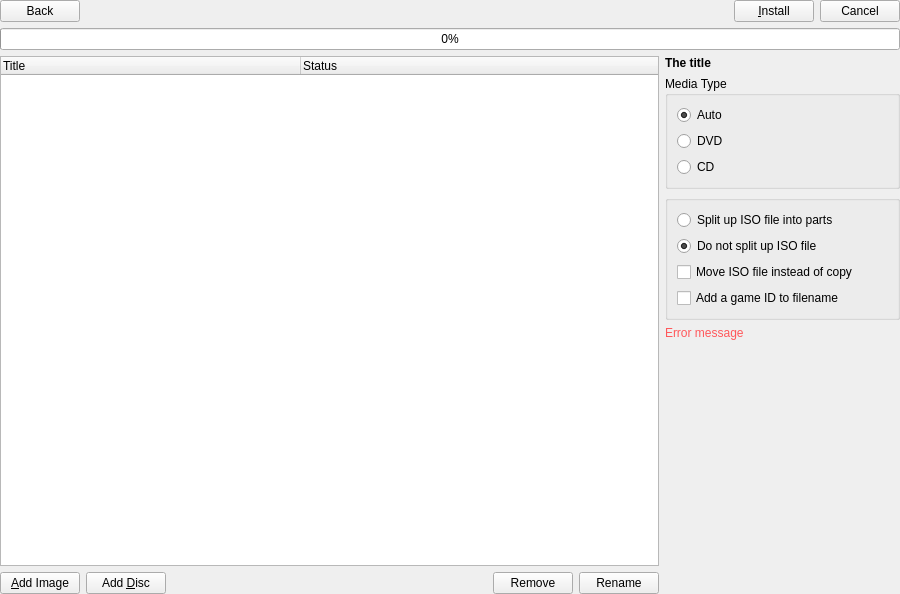
First picture: the form in src/OplPcTools/UI/GameInstallerActivity.ui, repository brainstream/OPL-PC-Tools, before the edit.
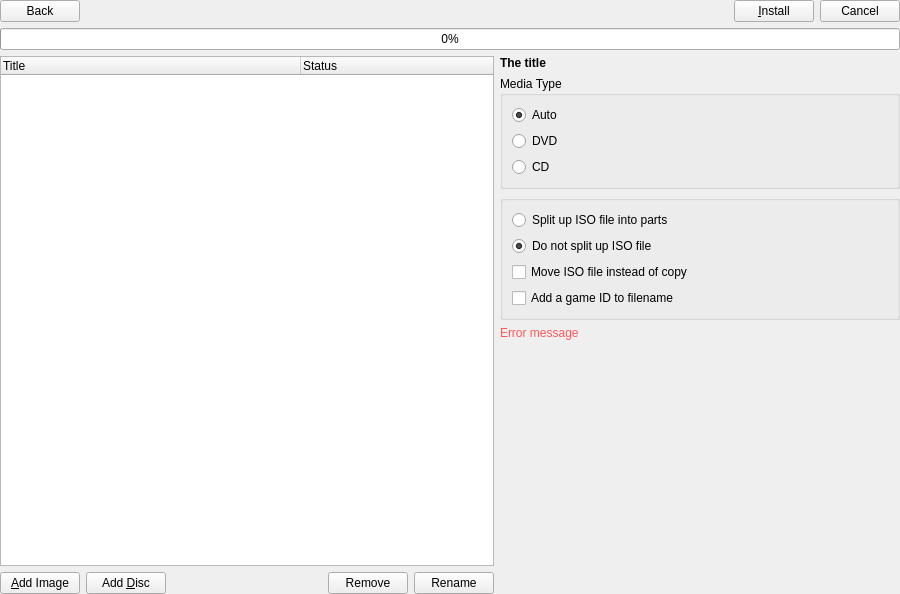
Second picture: the form after the edit. Icons and pictures are not drawn.

Commit message: The game installer layout fix

The edit to the form file:
```diff
--- a/src/OplPcTools/UI/GameInstallerActivity.ui
+++ b/src/OplPcTools/UI/GameInstallerActivity.ui
@@ -213,11 +213,23 @@
      <item>
       <widget class="QWidget" name="mp_widget_task_details_holder" native="true">
        <property name="sizePolicy">
-        <sizepolicy hsizetype="Preferred" vsizetype="Preferred">
+        <sizepolicy hsizetype="Fixed" vsizetype="Preferred">
          <horstretch>5</horstretch>
          <verstretch>0</verstretch>
         </sizepolicy>
        </property>
+       <property name="minimumSize">
+        <size>
+         <width>400</width>
+         <height>0</height>
+        </size>
+       </property>
+       <property name="maximumSize">
+        <size>
+         <width>400</width>
+         <height>16777215</height>
+        </size>
+       </property>
        <layout class="QVBoxLayout" name="verticalLayout_2">
         <property name="leftMargin">
          <number>0</number>
```
